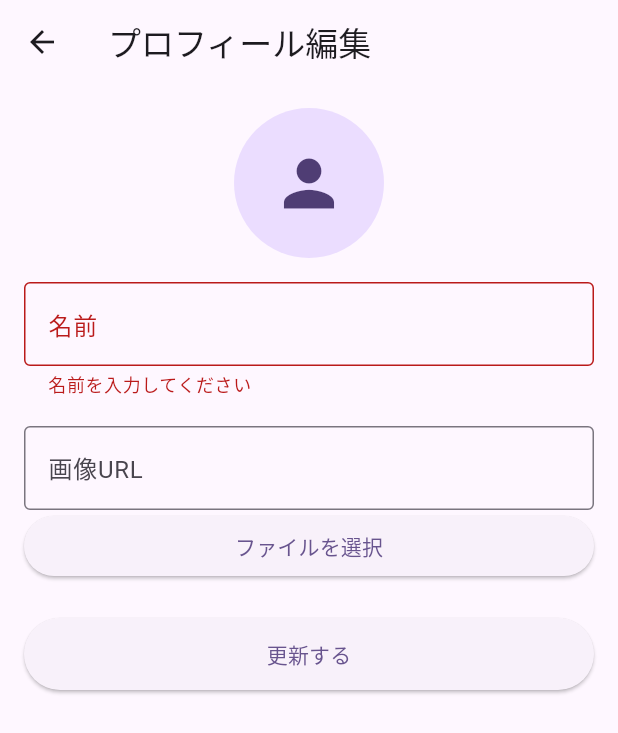
After one commit to jyogi-web/geek2024_vol.22_1, a Flutter app: the UserProfileEditPage screen opened directly, after a tap on "更新する", on a phone screen of 412 x 824 dp. The commit adds this screen. Shown: the top 733 px of the screen. Run offline on Flutter 3.47's test engine with Material 3 defaults, Android fonts, the phone set to English and light mode, and no system bars; our stand-ins replace cloud_firestore, file_picker, firebase_auth, firebase_core, firebase_storage, flutter_chat_types and 4 more; accounts and stored records are empty.

Commit message:
add プロフィール編集画面・プロフィール詳細画面

```diff
--- a/lib/ui/user/user_detail_page.dart
+++ b/lib/ui/user/user_detail_page.dart
@@ -3,6 +3,7 @@ import 'package:provider/provider.dart';
 import 'package:aicharamaker/model/user_model.dart';
 import 'package:aicharamaker/ui/auth/view_model/auth_view_model.dart';
 import 'package:cloud_firestore/cloud_firestore.dart';
+import 'package:aicharamaker/ui/user/user_profile_edit_page.dart';
 
 class UserDetailScreen extends StatefulWidget {
   const UserDetailScreen({Key? key}) : super(key: key);
@@ -96,6 +97,20 @@ class _UserDetailScreenState extends State<UserDetailScreen> {
                         ),
                       ],
                     ),
+                    const SizedBox(height: 12),
+                    ElevatedButton(
+                      style: ElevatedButton.styleFrom(
+                        minimumSize: const Size.fromHeight(48),
+                      ),
+                      onPressed: () {
+                        Navigator.push(
+                          context,
+                          MaterialPageRoute(
+                              builder: (context) => UserProfileEditPage()),
+                        );
+                      },
+                      child: const Text('お気に入り画面へ'),
+                    ),
                   ],
                 ),
               )
--- /dev/null
+++ b/lib/ui/user/user_profile_edit_page.dart
@@ -0,0 +1,169 @@
+import 'package:flutter/material.dart';
+import 'package:provider/provider.dart';
+import 'package:aicharamaker/model/user_model.dart';
+import 'package:aicharamaker/ui/auth/view_model/auth_view_model.dart';
+import 'package:firebase_storage/firebase_storage.dart';
+import 'package:file_picker/file_picker.dart';
+import 'package:aicharamaker/ui/create/view_model/create_view_model.dart';
+
+class UserProfileEditPage extends StatefulWidget {
+  const UserProfileEditPage({Key? key}) : super(key: key);
+
+  @override
+  State<UserProfileEditPage> createState() => _UserProfileEditPageState();
+}
+
+class _UserProfileEditPageState extends State<UserProfileEditPage> {
+  final _formKey = GlobalKey<FormState>();
+  late TextEditingController _nameController;
+  late TextEditingController _photoURLController;
+
+  @override
+  void initState() {
+    super.initState();
+    // Providerから現在のユーザー情報を取得
+    final authViewModel = Provider.of<AuthViewModel>(context, listen: false);
+    final UserModel? user = authViewModel.currentUser;
+
+    _nameController = TextEditingController(text: user?.name ?? '');
+    _photoURLController = TextEditingController(text: user?.photoURL ?? '');
+  }
+
+  @override
+  void dispose() {
+    _nameController.dispose();
+    _photoURLController.dispose();
+    super.dispose();
+  }
+
+  @override
+  Widget build(BuildContext context) {
+    final authViewModel = Provider.of<AuthViewModel>(context);
+    final UserModel? user = authViewModel.currentUser;
+    String? _fileName;
+
+    Future<void> _pickImage(TextEditingController _photoURLController) async {
+      // 画像をfirebase storageにアップロードする処理
+      final result = await FilePicker.platform.pickFiles(
+        type: FileType.image,
+        allowMultiple: false,
+      );
+      if (result == null) {
+        return;
+      }
+      final file = result.files.single;
+
+      _fileName = file.name;
+      final storageRef =
+          FirebaseStorage.instance.ref().child('uploads/${file.name}');
+      final metadata = SettableMetadata(
+        contentType: 'image/png',
+      );
+      final uploadTask = storageRef.putData(file.bytes!, metadata);
+
+      await uploadTask.whenComplete(() async {
+        final downloadUrl = await storageRef.getDownloadURL();
+        _photoURLController.text = downloadUrl;
+        print('Download URL: $downloadUrl');
+      });
+      // print('file: $file');
+    }
+
+    return Scaffold(
+      appBar: AppBar(
+        title: const Text('プロフィール編集'),
+      ),
+      body: SafeArea(
+        child: user != null
+            ? Padding(
+                padding: const EdgeInsets.all(16.0),
+                child: Form(
+                  key: _formKey,
+                  child: ListView(
+                    children: [
+                      Center(
+                        child: CircleAvatar(
+                          radius: 50,
+                          backgroundImage: (_photoURLController.text.isNotEmpty)
+                              ? NetworkImage(_photoURLController.text)
+                              : null,
+                          child: (_photoURLController.text.isEmpty)
+                              ? const Icon(Icons.person, size: 50)
+                              : null,
+                        ),
+                      ),
+                      const SizedBox(height: 16),
+                      TextFormField(
+                        controller: _nameController,
+                        decoration: const InputDecoration(
+                          labelText: '名前',
+                          border: OutlineInputBorder(),
+                        ),
+                        validator: (value) {
+                          if (value == null || value.trim().isEmpty) {
+                            return '名前を入力してください';
+                          }
+                          return null;
+                        },
+                      ),
+                      const SizedBox(height: 20),
+                      TextField(
+                        controller: _photoURLController,
+                        decoration: const InputDecoration(
+                          labelText: "画像URL",
+                          border: OutlineInputBorder(),
+                        ),
+                      ),
+                      ElevatedButton(
+                        onPressed: () => _pickImage(_photoURLController),
+                        child: Text('ファイルを選択'),
+                      ),
+                      const SizedBox(height: 24),
+                      ElevatedButton(
+                        style: ElevatedButton.styleFrom(
+                          minimumSize: const Size.fromHeight(48),
+                        ),
+                        onPressed: () async {
+                          if (_formKey.currentState!.validate()) {
+                            final newName = _nameController.text.trim();
+                            final newPhotoURL = _photoURLController.text.trim();
+                            try {
+                              await authViewModel.updateUserProfile(
+                                name: newName,
+                                photoURL: newPhotoURL,
+                              );
+                              ScaffoldMessenger.of(context).showSnackBar(
+                                const SnackBar(content: Text('プロフィールを更新しました')),
+                              );
+                            } catch (e) {
+                              ScaffoldMessenger.of(context).showSnackBar(
+                                SnackBar(content: Text('更新に失敗しました: $e')),
+                              );
+                            }
+                          }
+                        },
+                        child: const Text('更新する'),
+                      ),
+                    ],
+                  ),
+                ),
+              )
+            : Center(
+                child: Column(
+                  mainAxisSize: MainAxisSize.min,
+                  children: [
+                    const Text('ユーザーがログインしていません'),
+                    const SizedBox(height: 20),
+                    ElevatedButton(
+                      onPressed: () {
+                        Navigator.pushNamed(context, '/login');
+                      },
+                      child: const Text('ログイン画面へ'),
+                    ),
+                  ],
+                ),
+              ),
+      ),
+    );
+  }
+}
```
